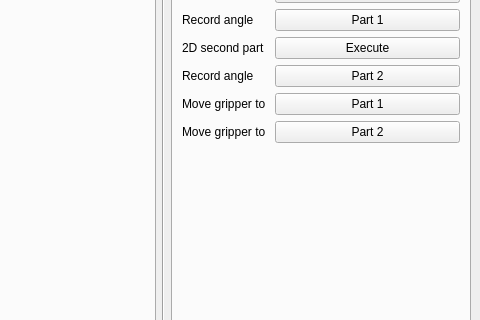
bj0rkedal/agilus_master_project, file ui/main_window.ui: the form before one commit; both pictures show x 483 to 963 and y 91 to 411 of the 963 by 700 pixel window.
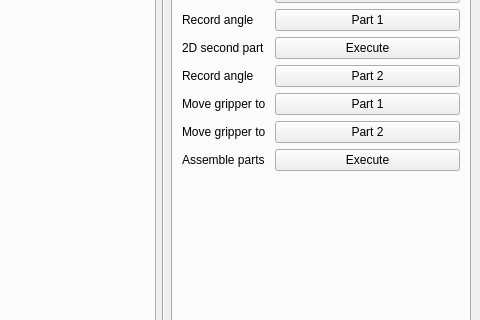
The form after the commit. The open tabs and pages were chosen to show the change. Icons and pictures are not drawn.

Commit message: Added new test button for final assemble movement

The edit to the form file:
```diff
--- a/ui/main_window.ui
+++ b/ui/main_window.ui
@@ -292,8 +292,8 @@
             <rect>
              <x>0</x>
              <y>0</y>
-             <width>278</width>
-             <height>209</height>
+             <width>254</width>
+             <height>208</height>
             </rect>
            </property>
            <attribute name="label">
@@ -865,14 +865,14 @@
           </property>
          </widget>
         </item>
-        <item row="8" column="0">
+        <item row="9" column="0">
          <widget class="QLabel" name="label_18">
           <property name="text">
            <string>Reset sequence</string>
           </property>
          </widget>
         </item>
-        <item row="8" column="1">
+        <item row="9" column="1">
          <widget class="QPushButton" name="resetSequenceButton">
           <property name="text">
            <string>RESET</string>
@@ -907,7 +907,7 @@
           </property>
          </widget>
         </item>
-        <item row="7" column="1">
+        <item row="8" column="1">
          <spacer name="verticalSpacer_4">
           <property name="orientation">
            <enum>Qt::Vertical</enum>
@@ -920,6 +920,20 @@
           </property>
          </spacer>
         </item>
+        <item row="7" column="1">
+         <widget class="QPushButton" name="assemblePartsButton">
+          <property name="text">
+           <string>Execute</string>
+          </property>
+         </widget>
+        </item>
+        <item row="7" column="0">
+         <widget class="QLabel" name="label_21">
+          <property name="text">
+           <string>Assemble parts</string>
+          </property>
+         </widget>
+        </item>
        </layout>
       </widget>
       <widget class="QWidget" name="tab">
```
The commit also changes 2 other files.
